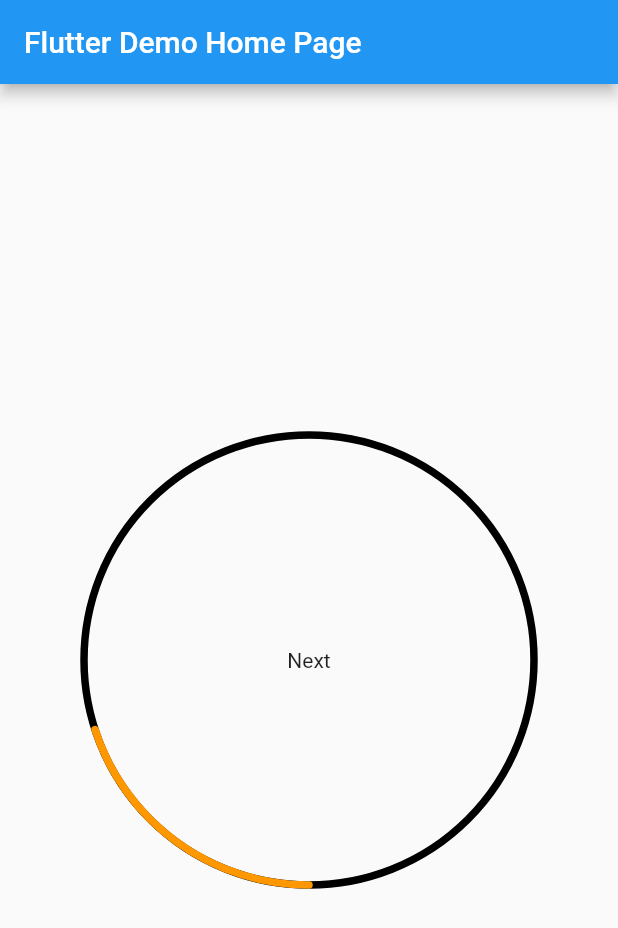
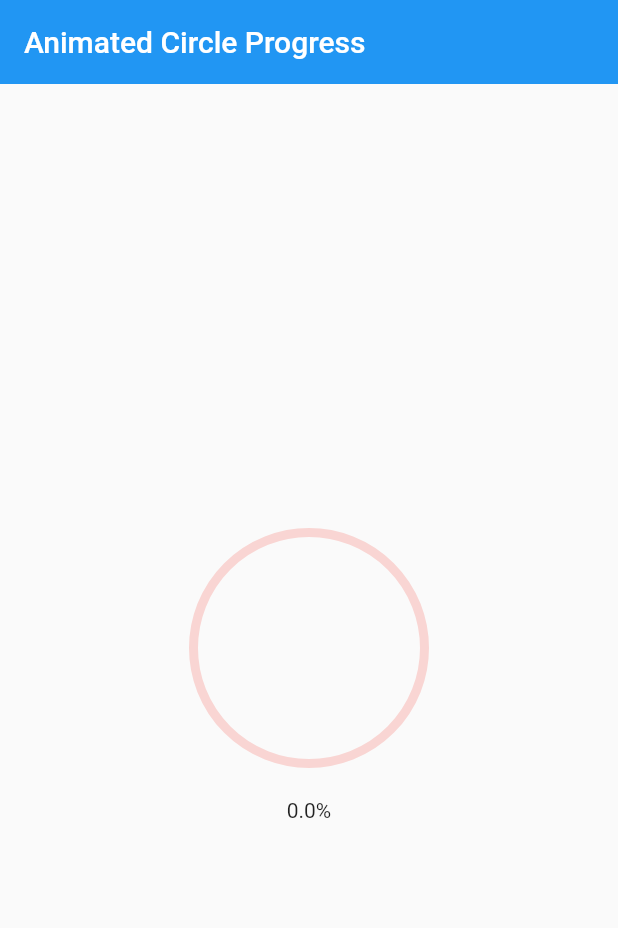
Before and after one commit to mejdi14/flutter_stepper, a Flutter app: the screen it shows after launch, on a phone screen of 412 x 824 dp. Shown: the top 928 px of the screen. Run offline on Flutter 3.47's test engine with Material 2 defaults, Android fonts, the phone set to English and light mode, and no system bars.

```diff
--- /dev/null
+++ b/example/lib/circle_progress_bar.dart
@@ -0,0 +1,91 @@
+import 'dart:math' as Math;
+
+import 'package:flutter/widgets.dart';
+
+class CircleProgressBar extends StatelessWidget {
+  final Color backgroundColor;
+  final Color foregroundColor;
+  final double value;
+
+  const CircleProgressBar({
+    Key? key,
+    required this.backgroundColor,
+    required this.foregroundColor,
+    required this.value,
+  }) : super(key: key);
+
+  @override
+  Widget build(BuildContext context) {
+    final backgroundColor = this.backgroundColor;
+    final foregroundColor = this.foregroundColor;
+    return AspectRatio(
+      aspectRatio: 1,
+      child: CustomPaint(
+        child: Container(),
+        foregroundPainter: CircleProgressBarPainter(
+          backgroundColor: backgroundColor,
+          foregroundColor: foregroundColor,
+          percentage: this.value,
+        ),
+      ),
+    );
+  }
+}
+
+// Draws the progress bar.
+class CircleProgressBarPainter extends CustomPainter {
+  final double? percentage;
+  final double? strokeWidth;
+  final Color? backgroundColor;
+  final Color? foregroundColor;
+
+  CircleProgressBarPainter({
+    this.backgroundColor,
+    @required this.foregroundColor,
+    @required this.percentage,
+    double? strokeWidth,
+  }) : this.strokeWidth = strokeWidth ?? 6;
+
+  @override
+  void paint(Canvas canvas, Size size) {
+    final Offset center = size.center(Offset.zero);
+    final Size constrainedSize = size - (Offset(this.strokeWidth!, this.strokeWidth!)) as Size;
+    final shortestSide = Math.min(constrainedSize.width, constrainedSize.height);
+    final foregroundPaint = Paint()
+      ..color = this.foregroundColor!
+      ..strokeWidth = this.strokeWidth!
+      ..strokeCap = StrokeCap.round
+      ..style = PaintingStyle.stroke;
+    final radius = (shortestSide / 2);
+
+    // Start at the top. 0 radians represents the right edge
+    final double startAngle = -(2 * Math.pi * 0.25);
+    final double sweepAngle = (2 * Math.pi * (this.percentage ?? 0));
+
+    // Don't draw the background if we don't have a background color
+    if (this.backgroundColor != null) {
+      final backgroundPaint = Paint()
+        ..color = this.backgroundColor!
+        ..strokeWidth = this.strokeWidth!
+        ..style = PaintingStyle.stroke;
+      canvas.drawCircle(center, radius, backgroundPaint);
+    }
+
+    canvas.drawArc(
+      Rect.fromCircle(center: center, radius: radius),
+      startAngle,
+      sweepAngle,
+      false,
+      foregroundPaint,
+    );
+  }
+
+  @override
+  bool shouldRepaint(CustomPainter oldDelegate) {
+    final oldPainter = (oldDelegate as CircleProgressBarPainter);
+    return oldPainter.percentage != this.percentage ||
+        oldPainter.backgroundColor != this.backgroundColor ||
+        oldPainter.foregroundColor != this.foregroundColor ||
+        oldPainter.strokeWidth != this.strokeWidth;
+  }
+}
--- a/example/lib/main.dart
+++ b/example/lib/main.dart
@@ -1,66 +1,110 @@
 import 'package:flutter/material.dart';
 
-import 'circular_painter.dart';
+import 'circle_progress_bar.dart';
 
-void main() {
-  runApp(MyApp());
-}
+void main() => runApp(MyApp());
 
 class MyApp extends StatelessWidget {
+  // This widget is the root of your application.
   @override
   Widget build(BuildContext context) {
     return MaterialApp(
       title: 'Flutter Demo',
       theme: ThemeData(
+        // This is the theme of your application.
+        //
+        // Try running your application with "flutter run". You'll see the
+        // application has a blue toolbar. Then, without quitting the app, try
+        // changing the primarySwatch below to Colors.green and then invoke
+        // "hot reload" (press "r" in the console where you ran "flutter run",
+        // or simply save your changes to "hot reload" in a Flutter IDE).
+        // Notice that the counter didn't reset back to zero; the application
+        // is not restarted.
         primarySwatch: Colors.blue,
       ),
-      home: MyHomePage(title: 'Flutter Demo Home Page'),
+      home: MyHomePage(),
     );
   }
 }
 
-class MyHomePage extends StatefulWidget {
-  MyHomePage({Key? key, required this.title}) : super(key: key);
-
-  final String title;
-
+class MyHomePage extends StatelessWidget {
   @override
-  _MyHomePageState createState() => _MyHomePageState();
+  Widget build(BuildContext context) {
+    return Scaffold(
+      appBar: AppBar(
+        elevation: 0,
+        title: Text("Animated Circle Progress"),
+      ),
+      body: Center(
+        child: ProgressCard(),
+      ),
+    );
+  }
 }
 
-class _MyHomePageState extends State<MyHomePage>
-    with SingleTickerProviderStateMixin {
-  late AnimationController _animationController;
-  late Animation _animation;
+class ProgressCard extends StatefulWidget {
+  @override
+  _ProgressCardState createState() => _ProgressCardState();
+}
+
+class _ProgressCardState extends State<ProgressCard> with TickerProviderStateMixin{
+  double progressPercent = 0;
+  late AnimationController controller;
+  late Animation sizeAnimation;
 
   @override
   void initState() {
     // TODO: implement initState
     super.initState();
-    _animationController =
-        AnimationController(vsync: this, duration: Duration(seconds: 1));
-    _animation = Tween<double>(begin: 0, end: 100).animate(_animationController)
-      ..addListener(() {
-        setState(() {});
-      });
+
   }
 
   @override
   Widget build(BuildContext context) {
-    return Scaffold(
-      appBar: AppBar(
-        title: Text(widget.title),
-      ),
-      body: Center(
-        child: CustomPaint(
-          foregroundPainter: CircularPainter(),
-          child: Container(
-            height: 300,
-            width: 300,
-            child: Center(child: Text('Next')),
+    Color foreground = Colors.red;
+
+    if (progressPercent >= 0.8) {
+      foreground = Colors.green;
+    } else if (progressPercent >= 0.4) {
+      foreground = Colors.orange;
+    }
+
+    Color background = foreground.withOpacity(0.2);
+    return Column(
+      mainAxisAlignment: MainAxisAlignment.center,
+      children: <Widget>[
+        Container(
+          width: 200,
+          child: Padding(
+            padding: const EdgeInsets.all(20.0),
+            child: GestureDetector(
+              behavior: HitTestBehavior.translucent,
+              child: CircleProgressBar(
+                backgroundColor: background,
+                foregroundColor: foreground,
+                value: this.progressPercent,
+              ),
+              onTap: () {
+
+                final updated = ((this.progressPercent + 0.1).clamp(0.0, 1.0) *
+                    100);
+                print('update : $updated');
+                controller = AnimationController(
+                    duration: const Duration(milliseconds: 500), vsync: this);
+                sizeAnimation =  Tween<double>(begin: this.progressPercent, end: (updated.round() / 100)).animate(controller)..addListener(() {
+                  setState(() {
+                    this.progressPercent = sizeAnimation.value;
+                  });
+                });
+                controller.forward();
+                print(this.progressPercent);
+
+              },
+            ),
           ),
         ),
-      ),
+        Text("${this.progressPercent * 100}%"),
+      ],
     );
   }
 }
```
Also changed, not shown: example/lib/circular_painter.dart (+6 -3 lines).
